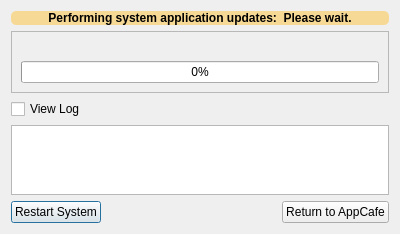
The window that src-qt4/pc-softwaremanager/updateDialog.ui (trueos/pcbsd) describes before a commit, drawn with Qt 5.
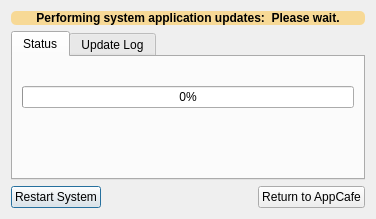
The same window after the commit. Icons and pictures are not drawn.

Commit message: Clean up the Update UI, and also adjust the AppCafe refresh afterward if you opt not to restart the computer.

```diff
--- a/src-qt4/pc-softwaremanager/updateDialog.ui
+++ b/src-qt4/pc-softwaremanager/updateDialog.ui
@@ -6,8 +6,8 @@
    <rect>
     <x>0</x>
     <y>0</y>
-    <width>400</width>
-    <height>220</height>
+    <width>376</width>
+    <height>219</height>
    </rect>
   </property>
   <property name="windowTitle">
@@ -41,14 +41,15 @@
     </widget>
    </item>
    <item>
-    <widget class="QFrame" name="frame">
-     <property name="frameShape">
-      <enum>QFrame::StyledPanel</enum>
+    <widget class="QTabWidget" name="tabWidget">
+     <property name="currentIndex">
+      <number>0</number>
      </property>
-     <property name="frameShadow">
-      <enum>QFrame::Raised</enum>
-     </property>
-     <layout class="QVBoxLayout" name="verticalLayout_10">
+     <widget class="QWidget" name="tab">
+      <attribute name="title">
+       <string>Status</string>
+      </attribute>
+      <layout class="QVBoxLayout" name="verticalLayout_3">
       <item>
        <widget class="QLabel" name="label_progress">
         <property name="text">
@@ -69,18 +70,32 @@
         </property>
        </widget>
       </item>
-     </layout>
-    </widget>
-   </item>
    <item>
-    <widget class="QCheckBox" name="check_viewlog">
-     <property name="text">
-      <string>View Log</string>
-     </property>
-    </widget>
-   </item>
+        <spacer name="verticalSpacer_2">
+         <property name="orientation">
+          <enum>Qt::Vertical</enum>
+         </property>
+         <property name="sizeHint" stdset="0">
+          <size>
+           <width>20</width>
+           <height>40</height>
+          </size>
+         </property>
+        </spacer>
+       </item>
+      </layout>
+     </widget>
+     <widget class="QWidget" name="tab_2">
+      <attribute name="title">
+       <string>Update Log</string>
+      </attribute>
+      <layout class="QVBoxLayout" name="verticalLayout_2">
    <item>
     <widget class="QTextEdit" name="text_log"/>
+       </item>
+      </layout>
+     </widget>
+    </widget>
    </item>
    <item>
     <spacer name="verticalSpacer">
```
Lines whose indentation alone changed are shown as unchanged. The commit also changes 3 other files.
